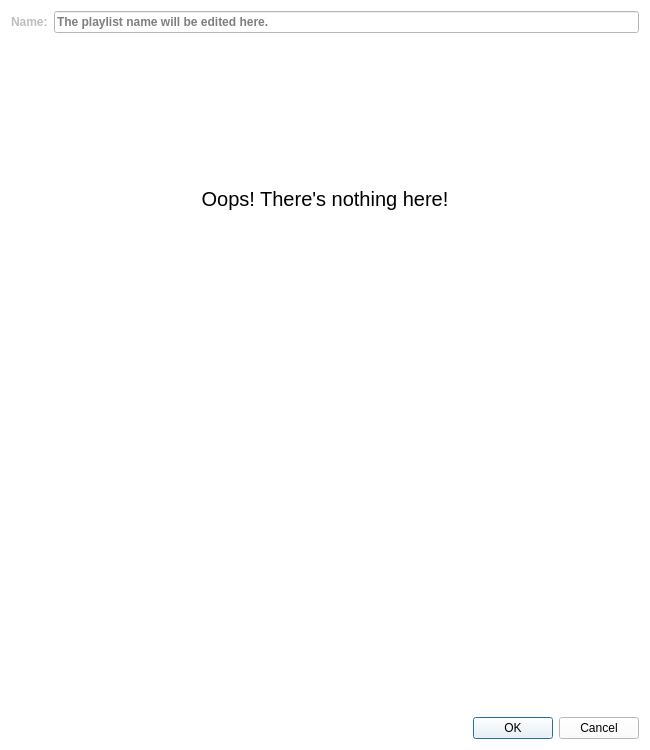
This is ui/dialogs/editor/abstractplaylisteditor.ui in amirmohsen1384/Mockingbird as Qt 5 draws it before an edit. The edited form follows.
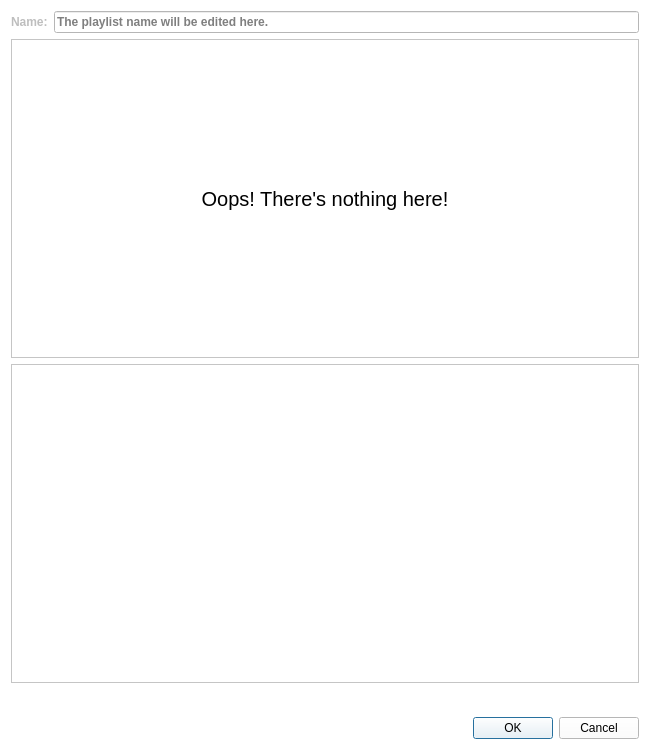
This is the edited form. Icons and pictures are not drawn.

Patch:
```diff
--- a/ui/dialogs/editor/abstractplaylisteditor.ui
+++ b/ui/dialogs/editor/abstractplaylisteditor.ui
@@ -162,6 +162,12 @@
        <fontweight>ExtraLight</fontweight>
       </font>
      </property>
+     <property name="frameShape">
+      <enum>QFrame::Shape::StyledPanel</enum>
+     </property>
+     <property name="frameShadow">
+      <enum>QFrame::Shadow::Sunken</enum>
+     </property>
      <property name="text">
       <string>Oops! There's nothing here!</string>
      </property>
@@ -195,10 +201,10 @@
       </font>
      </property>
      <property name="frameShape">
-      <enum>QFrame::Shape::NoFrame</enum>
+      <enum>QFrame::Shape::StyledPanel</enum>
      </property>
      <property name="frameShadow">
-      <enum>QFrame::Shadow::Plain</enum>
+      <enum>QFrame::Shadow::Sunken</enum>
      </property>
      <property name="lineWidth">
       <number>1</number>
```
